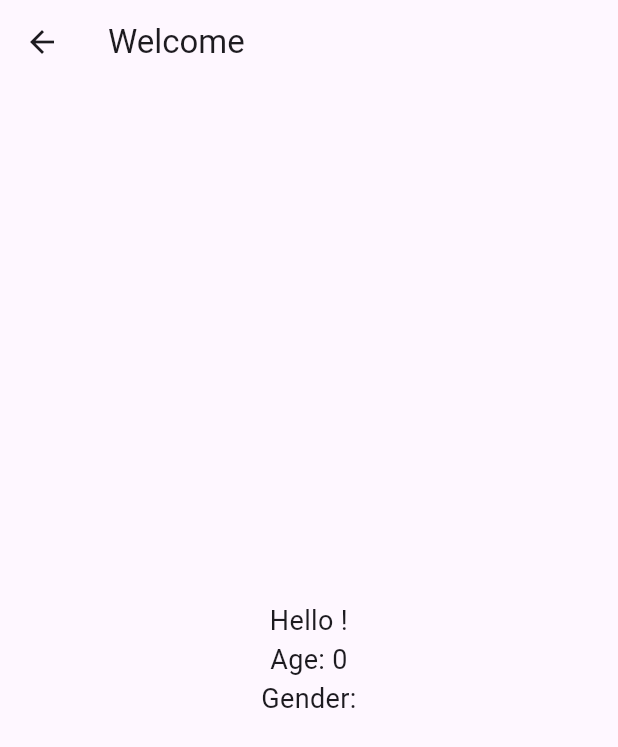
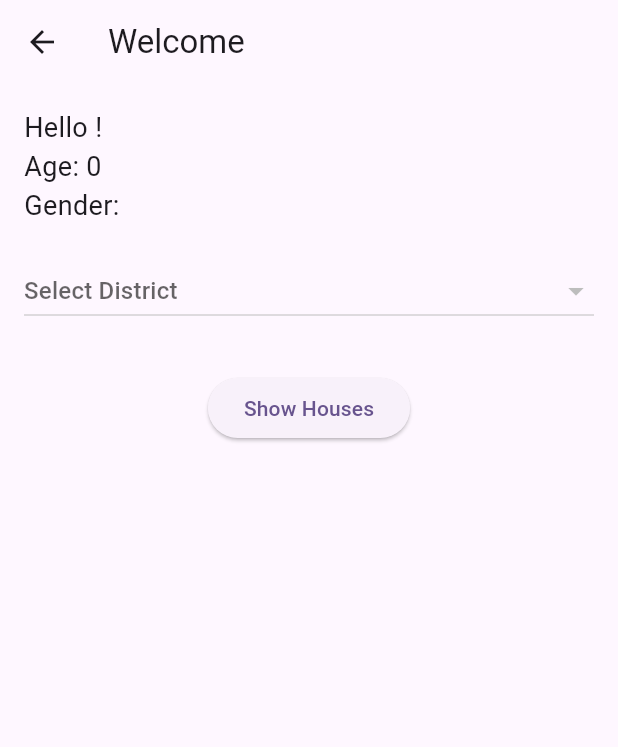
Before and after one commit to PoojithaMS-23/Smart_waste_segrregation, a Flutter app: the WorkerDashboardPage screen opened directly with empty values, on a phone screen of 412 x 824 dp. Shown: the top 747 px of the screen. Run offline on Flutter 3.47's test engine with Material 3 defaults, Android fonts, the light colour scheme and no system bars; our stand-ins replace sqflite; accounts and stored records are empty.

Commit message:
with worker dashboard and complaints

```diff
--- a/classifer/lib/db/members_database.dart
+++ b/classifer/lib/db/members_database.dart
@@ -106,6 +106,35 @@ Future<bool> usernameExists(String username) async {
   }
   return null;
 }
+Future<List<Member>> getMembersByDistrictAndArea(String district, String area) async {
+  final db = await instance.database;
+  final result = await db.query(
+    'members',
+    where: 'district = ? AND area = ?',
+    whereArgs: [district, area],
+  );
+  return result.map((map) => Member.fromMap(map)).toList();
+}
+
+// Get distinct districts
+Future<List<String>> getAllDistricts() async {
+  final db = await instance.database;
+  final result = await db.rawQuery('SELECT DISTINCT district FROM members');
+  return result.map((row) => row['district'] as String).toList();
+}
+
+// Get distinct areas in a district
+Future<List<String>> getAreasByDistrict(String district) async {
+  final db = await instance.database;
+  final result = await db.rawQuery(
+    'SELECT DISTINCT area FROM members WHERE district = ?',
+    [district],
+  );
+  return result.map((row) => row['area'] as String).toList();
+}
+
+
+
 
 
   Future<List<Member>> getAllMembers() async {
@@ -114,6 +143,7 @@ Future<bool> usernameExists(String username) async {
     return result.map((map) => Member.fromMap(map)).toList();
   }
 
+
   Future close() async {
     final db = await instance.database;
     db.close();
--- a/classifer/lib/worker_dashboard.dart
+++ b/classifer/lib/worker_dashboard.dart
@@ -1,22 +1,130 @@
 import 'package:flutter/material.dart';
 import '../models/worker.dart';
+import '../db/members_database.dart';
+import 'mark_points.dart'; // Make sure this exists
 
-class WorkerDashboardPage extends StatelessWidget {
+class WorkerDashboardPage extends StatefulWidget {
   final Worker worker;
 
   const WorkerDashboardPage({super.key, required this.worker});
 
   @override
+  State<WorkerDashboardPage> createState() => _WorkerDashboardPageState();
+}
+
+class _WorkerDashboardPageState extends State<WorkerDashboardPage> {
+  String? selectedDistrict;
+  String? selectedArea;
+
+  List<String> allDistricts = [];
+  List<String> areasInDistrict = [];
+
+  @override
+  void initState() {
+    super.initState();
+    _loadDistricts();
+  }
+
+  Future<void> _loadDistricts() async {
+    final districts = await MemberDatabase.instance.getAllDistricts();
+    setState(() {
+      allDistricts = districts;
+    });
+  }
+
+  Future<void> _loadAreas(String district) async {
+    final areas = await MemberDatabase.instance.getAreasByDistrict(district);
+    setState(() {
+      areasInDistrict = areas;
+      selectedArea = null; // reset area
+    });
+  }
+
+  void _goToMarkPoints() {
+    if (selectedDistrict != null && selectedArea != null) {
+      Navigator.push(
+        context,
+        MaterialPageRoute(
+          builder: (context) => MarkPointsPage(
+            district: selectedDistrict!,
+            area: selectedArea!,
+          ),
+        ),
+      );
+    } else {
+      ScaffoldMessenger.of(context).showSnackBar(
+        const SnackBar(content: Text("Please select both district and area")),
+      );
+    }
+  }
+
+  @override
   Widget build(BuildContext context) {
     return Scaffold(
       appBar: AppBar(
-        title: Text('Welcome ${worker.name}'),
+        title: Text('Welcome ${widget.worker.name}'),
       ),
-      body: Center(
-        child: Text(
-          'Hello ${worker.name}!\nAge: ${worker.age}\nGender: ${worker.gender}',
-          style: const TextStyle(fontSize: 18),
-          textAlign: TextAlign.center,
+      body: Padding(
+        padding: const EdgeInsets.all(16),
+        child: Column(
+          crossAxisAlignment: CrossAxisAlignment.start,
+          children: [
+            Text(
+              'Hello ${widget.worker.name}!\nAge: ${widget.worker.age}\nGender: ${widget.worker.gender}',
+              style: const TextStyle(fontSize: 18),
+            ),
+            const SizedBox(height: 20),
+
+            // District Dropdown
+            DropdownButton<String>(
+              hint: const Text('Select District'),
+              value: selectedDistrict,
+              isExpanded: true,
+              items: allDistricts.map((district) {
+                return DropdownMenuItem(
+                  value: district,
+                  child: Text(district),
+                );
+              }).toList(),
+              onChanged: (value) {
+                setState(() {
+                  selectedDistrict = value;
+                  selectedArea = null;
+                  areasInDistrict = [];
+                });
+                _loadAreas(value!);
+              },
+            ),
+
+            // Area Dropdown
+            if (selectedDistrict != null)
+              DropdownButton<String>(
+                hint: const Text('Select Area'),
+                value: selectedArea,
+                isExpanded: true,
+                items: areasInDistrict.map((area) {
+                  return DropdownMenuItem(
+                    value: area,
+                    child: Text(area),
+                  );
+                }).toList(),
+                onChanged: (value) {
+                  setState(() {
+                    selectedArea = value;
+                  });
+                },
+              ),
+
+            const SizedBox(height: 30),
+
+            // Show Houses Button
+            Center(
+              child: ElevatedButton(
+                onPressed: _goToMarkPoints,
+                child: const Text("Show Houses"),
+              ),
+            )
+          ],
         ),
       ),
     );
```
Also changed, not shown: classifer/lib/complaints.dart (+50 -16 lines), classifer/lib/db/complaints.dart (added, +53 -0 lines), classifer/lib/mark_points.dart (added, +71 -0 lines), classifer/lib/models/complaint_model.dart (added, +31 -0 lines), classifer/lib/user_dashboard.dart (added, +213 -0 lines), classifer/lib/user_login.dart (+9 -1 lines).
